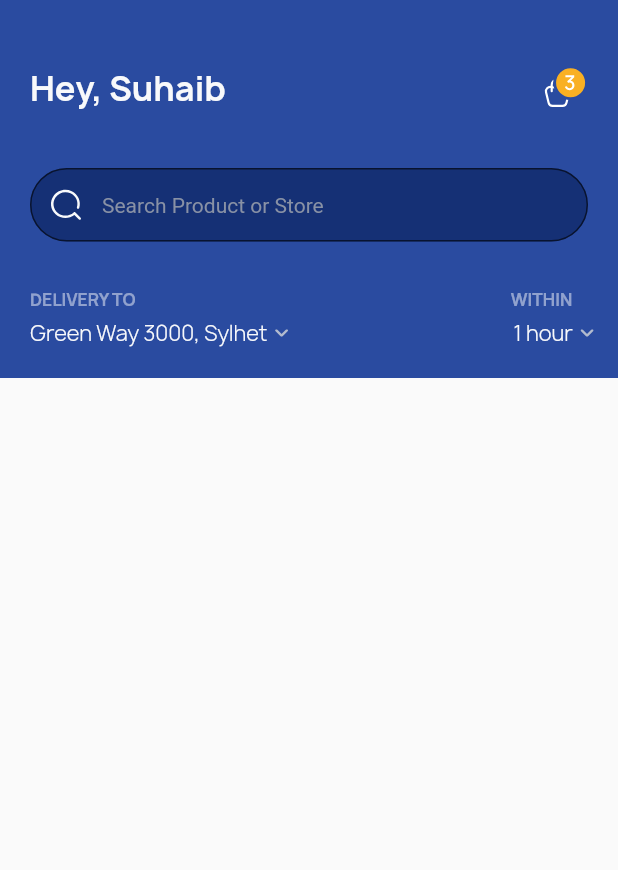
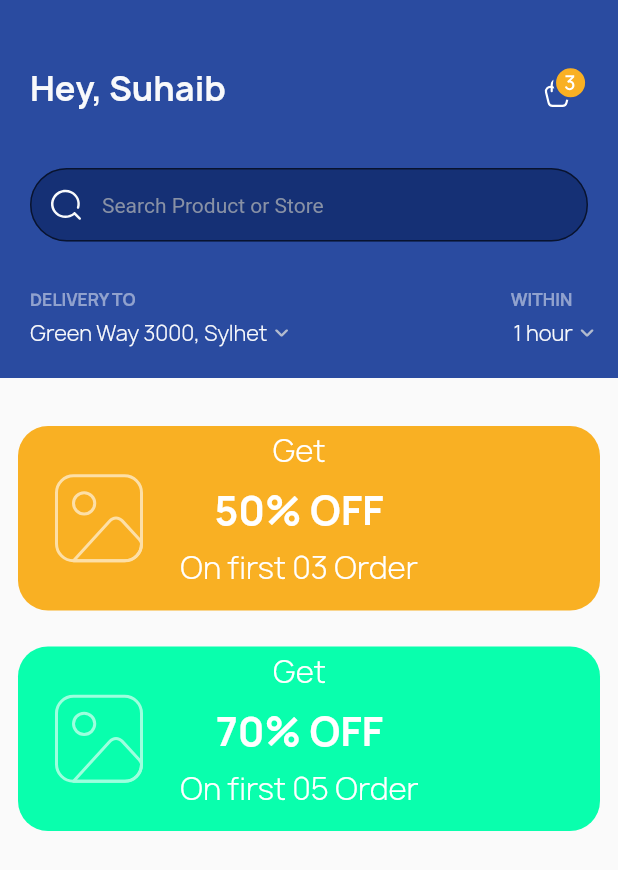
Before and after one commit to Suhaibusman/ShoppingAppFlutter, a Flutter app: the screen it shows after launch, on a phone screen of 412 x 824 dp. Shown: the top 870 px of the screen. Run offline on Flutter 3.47's test engine with Material 2 defaults, Android fonts, the phone set to English and light mode, and no system bars; our stand-ins replace carousel_slider, flutter_svg.

Commit message:
shopping app

```diff
--- a/lib/models/discount_part.dart
+++ b/lib/models/discount_part.dart
@@ -27,7 +27,7 @@ static List<Discountpart> getDiscount(){
 
   discount.add(
 
-      Discountpart(simplegetText: "Get", discountpercent: "70% OFF", orderquantity: "On first 05 Order", iconpath: "assets/images/Image Icon.svg", boxColor: const Color(0xffE4DDCB))
+      Discountpart(simplegetText: "Get", discountpercent: "70% OFF", orderquantity: "On first 05 Order", iconpath: "assets/images/Image Icon.svg", boxColor: const Color.fromARGB(255, 9, 255, 173))
     );
 
  return discount;
--- a/lib/screens/home/homesceen.dart
+++ b/lib/screens/home/homesceen.dart
@@ -11,17 +11,16 @@ class HomeScreen extends StatefulWidget {
 }
 
 class _HomeScreenState extends State<HomeScreen> {
- List<Discountpart> discount=[];
+  List<Discountpart> discount = [];
 
   void _getDiscount() {
-
     setState(() {
       discount = Discountpart.getDiscount();
     });
   }
 
   @override
- void initState(){
+  void initState() {
     super.initState();
     _getDiscount();
   }
@@ -34,41 +33,53 @@ class _HomeScreenState extends State<HomeScreen> {
           child: Column(
         children: [
           topbar(),
-           const SizedBox(height: 20,),
-
-          //  ListView.builder(itemBuilder: (context, index) {
-          //    return Container(
-
-          //     height: 25,
-          //     width: 25,
-          //     color: Colors.red,
-          //    );
-
-          //  },)
-        //  ListView.separated(itemBuilder: (context, index)
-
-
-        //   {
-
-        //    return  Container(
-        //     height: 123,
-        //     width: 275,
-        //     color: const Color(0xffF9B023),
-        //     margin: const EdgeInsets.all(12),
-        //     child: Row(
-        //       children: [
-        //         SvgPicture.asset("assets/images/Image Icon.svg"),
-        //         Column(
-        //           children: [
-        //             Text(discount[index].simplegetText,style: const TextStyle(fontSize: 20 , fontFamily: "Manrope")),
-        //              Text(discount[index].discountpercent,style: const TextStyle(fontSize: 26 , fontFamily: "Manrope" ,fontWeight: FontWeight.bold)),
-        //              Text(discount[index].orderquantity,style: const TextStyle(fontSize: 20 , fontFamily: "Manrope")),
-        //           ],
-        //         )
-        //       ],
-        //     ),
-        //    );
-        //  }, separatorBuilder: (context, index) => const SizedBox(width: 20), itemCount: discount.length)
+          const SizedBox(
+            height: 20,
+          ),
+          ListView.separated(
+              shrinkWrap: true,
+              scrollDirection: Axis.vertical,
+              itemBuilder: (context, index) {
+                return Container(
+                  height: 123,
+                  width: 275,
+                  decoration: BoxDecoration(
+                      color: discount[index].boxColor,
+                      borderRadius:
+                          const BorderRadius.all(Radius.circular(20))),
+                  margin: const EdgeInsets.all(12),
+                  child: Row(
+                    children: [
+                      Padding(
+                        padding: const EdgeInsets.only(left: 20, right: 20),
+                        child: SvgPicture.asset("assets/images/Image Icon.svg"),
+                      ),
+                      Column(
+                        children: [
+                          Text(discount[index].simplegetText,
+                              style: const TextStyle(
+                                  fontSize: 20,
+                                  fontFamily: "Manrope",
+                                  color: Colors.white)),
+                          Text(discount[index].discountpercent,
+                              style: const TextStyle(
+                                  fontSize: 26,
+                                  fontFamily: "Manrope",
+                                  fontWeight: FontWeight.bold,
+                                  color: Colors.white)),
+                          Text(discount[index].orderquantity,
+                              style: const TextStyle(
+                                  fontSize: 20,
+                                  fontFamily: "Manrope",
+                                  color: Colors.white)),
+                        ],
+                      )
+                    ],
+                  ),
+                );
+              },
+              separatorBuilder: (context, index) => const SizedBox(width: 20),
+              itemCount: discount.length)
         ],
       )),
     );
@@ -109,15 +120,14 @@ class _HomeScreenState extends State<HomeScreen> {
                 filled: true,
                 fillColor: const Color(0xff153075),
                 contentPadding: const EdgeInsets.all(15),
-                    border: OutlineInputBorder(
-                        borderRadius: BorderRadius.circular(28)),
+                border:
+                    OutlineInputBorder(borderRadius: BorderRadius.circular(28)),
                 hintText: 'Search Product or Store',
-                    hintStyle: const TextStyle(
-                        color: Color(0xff8891A5), fontSize: 14),
+                hintStyle:
+                    const TextStyle(color: Color(0xff8891A5), fontSize: 14),
                 prefixIcon: Padding(
                   padding: const EdgeInsets.all(12),
-                      child:
-                          SvgPicture.asset("assets/images/Search Icon.svg"),
+                  child: SvgPicture.asset("assets/images/Search Icon.svg"),
                 ),
               ),
             ),
@@ -134,8 +144,7 @@ class _HomeScreenState extends State<HomeScreen> {
                           fontFamily: "Manrope",
                           fontSize: 11,
                           fontWeight: FontWeight.bold,
-                              color:
-                                  const Color(0xffF8F9FB).withOpacity(0.5)),
+                          color: const Color(0xffF8F9FB).withOpacity(0.5)),
                     ),
                     Padding(
                       padding: const EdgeInsets.only(left: 250),
@@ -145,8 +154,7 @@ class _HomeScreenState extends State<HomeScreen> {
                             fontFamily: "Manrope",
                             fontSize: 11,
                             fontWeight: FontWeight.bold,
-                                color:
-                                    const Color(0xffF8F9FB).withOpacity(0.5)),
+                            color: const Color(0xffF8F9FB).withOpacity(0.5)),
                       ),
                     ),
                   ],
@@ -156,35 +164,34 @@ class _HomeScreenState extends State<HomeScreen> {
           ),
           Row(
             children: [
-                    const  SizedBox(
+              const SizedBox(
                 width: 20,
               ),
-                         const Text("Green Way 3000, Sylhet" ,style: TextStyle(
-
-                            fontFamily: "Manrope",fontSize: 14,
-
+              const Text(
+                "Green Way 3000, Sylhet",
+                style: TextStyle(
+                    fontFamily: "Manrope",
+                    fontSize: 14,
                     color: Color(0xffF8F9FB)),
-
               ),
               Padding(
                 padding: const EdgeInsets.only(left: 5),
                 child: SvgPicture.asset("assets/images/arrow Iocn.svg"),
               ),
-                            const SizedBox(width: 150,),
-
-                        const Text("1 hour" ,style: TextStyle(
-
-                        fontFamily: "Manrope",fontSize: 14,
-
+              const SizedBox(
+                width: 150,
+              ),
+              const Text(
+                "1 hour",
+                style: TextStyle(
+                    fontFamily: "Manrope",
+                    fontSize: 14,
                     color: Color(0xffF8F9FB)),
-
               ),
               Padding(
                 padding: const EdgeInsets.only(left: 5),
                 child: SvgPicture.asset("assets/images/arrow Iocn.svg"),
               )
-
-
             ],
           ),
         ],
```
Lines whose indentation alone changed are shown as unchanged.
